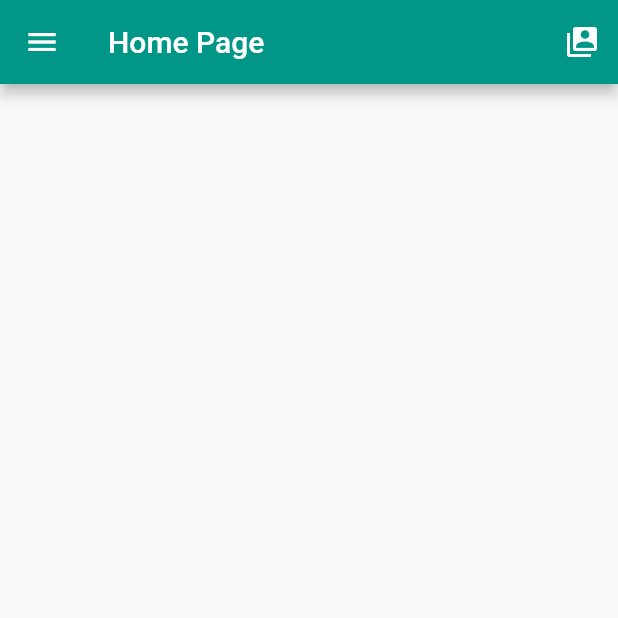
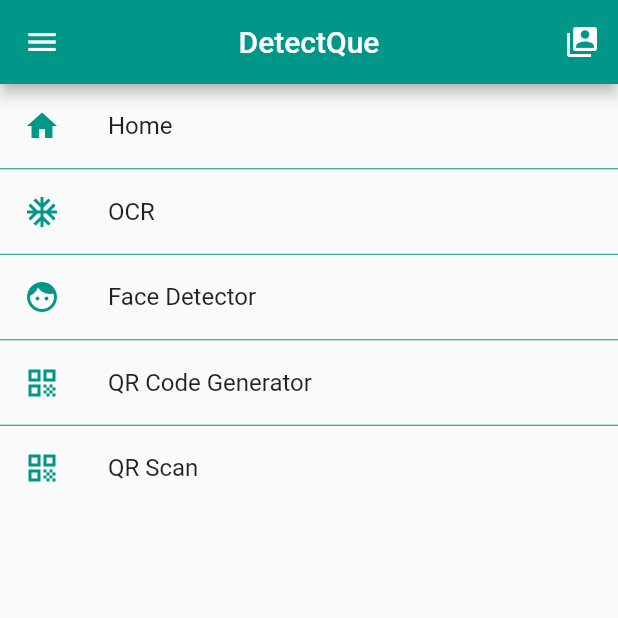
Before and after one commit to CreedTech/face-detection-app, a Flutter app: the screen it shows after launch, on a phone screen of 412 x 824 dp, the top half of it. Run offline on Flutter 3.47's test engine with Material 2 defaults, Android fonts, the phone set to English and light mode, and no system bars; our stand-ins replace bloc, flutter_bloc, image_cropper, image_picker, lazy_load_scrollview, qr_flutter; missing offline and left inert: google_ml_kit, qr_code_scanner.

Commit message:
completed all the works

```diff
--- a/lib/views/git_users_page.dart
+++ b/lib/views/git_users_page.dart
@@ -33,7 +33,7 @@ class GitUsersPage extends StatelessWidget {
                     controller: _textEditingController,
                     decoration: const InputDecoration(
                       contentPadding: EdgeInsets.fromLTRB(10, 2, 10, 10),
-                      suffixIcon: Icon(Icons.visibility),
+                      // suffixIcon: Icon(Icons.visibility),
                       border: OutlineInputBorder(
                         borderRadius: BorderRadius.all(Radius.circular(20)),
                         borderSide: BorderSide(
--- a/lib/views/home_page.dart
+++ b/lib/views/home_page.dart
@@ -9,6 +9,15 @@ class HomePage extends StatelessWidget {
 
   @override
   Widget build(BuildContext context) {
+    final menus = [
+      {"title":"Home", "icon": Icon(Icons.home, color: Theme.of(context).primaryColor,), "route":"/"},
+      {"title":"OCR", "icon": Icon(Icons.ac_unit, color: Theme.of(context).primaryColor,), "route":"/ocr"},
+      {"title":"Face Detector", "icon": Icon(Icons.face, color: Theme.of(context).primaryColor,), "route":"/face"},
+      {"title":"QR Code Generator", "icon": Icon(Icons.qr_code, color: Theme.of(context).primaryColor,), "route":"/QR"},
+      {"title":"QR Scan", "icon": Icon(Icons.qr_code, color: Theme.of(context).primaryColor,), "route":"/scanQR"},
+      // {"title":"Graphics", "icon": Icon(Icons.grading, color: Theme.of(context).primaryColor,), "route":"/graphics"},
+      // {"title":"Github Users", "icon": Icon(Icons.verified_user, color: Theme.of(context).primaryColor,), "route":"/users"},
+    ];
     return WillPopScope(
       onWillPop: () async {
         return await showDialog(
@@ -36,7 +45,8 @@ class HomePage extends StatelessWidget {
       },
       child: Scaffold(
         appBar: AppBar(
-          title: const Text('Home Page'),
+          centerTitle: true,
+          title: const Text('DetectQue'),
           actions: [
             IconButton(
               onPressed: (){
@@ -47,6 +57,22 @@ class HomePage extends StatelessWidget {
           ],
         ),
         drawer: const MyDrawer(),
+        body: ListView.separated(
+          separatorBuilder: (_,__){
+            return Divider(color: Theme.of(context).primaryColor, height: 1,);
+          },
+          itemCount: menus.length,
+          itemBuilder: (_,index){
+            return ListTile(
+              leading: menus[index]['icon'] as Icon,
+              title: Text("${menus[index]['title']}"),
+              onTap: (){
+                // Navigator.of(context).pop();
+                Navigator.pushNamed(context, "${menus[index]['route']}");
+              },
+            );
+          },
+        ),
       ),
     );
   }
--- a/lib/views/root_view.dart
+++ b/lib/views/root_view.dart
@@ -1,9 +1,11 @@
 import 'package:face_detection/bloc/theme_bloc.dart';
 import 'package:face_detection/views/face_detector_page.dart';
+import 'package:face_detection/views/graphics_page.dart';
 import 'package:face_detection/views/home_page.dart';
 import 'package:face_detection/views/ocr_page.dart';
 import 'package:face_detection/views/qr_code_page.dart';
 import 'package:face_detection/views/qr_scan_page.dart';
+import 'package:face_detection/views/user_page.dart';
 import 'package:flutter/material.dart';
 import 'package:flutter_bloc/flutter_bloc.dart';
 
```
Also changed, not shown: 10 other files.
